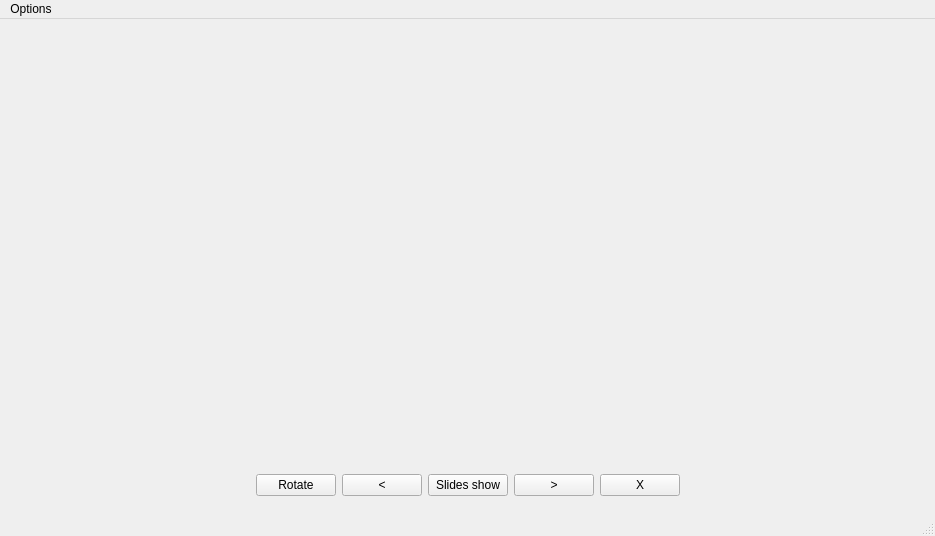
Above: galeria_zdjec/Project/mainwindow.ui from starzykbartlomiej/photo_gallery before the change. Below: the same form after it.
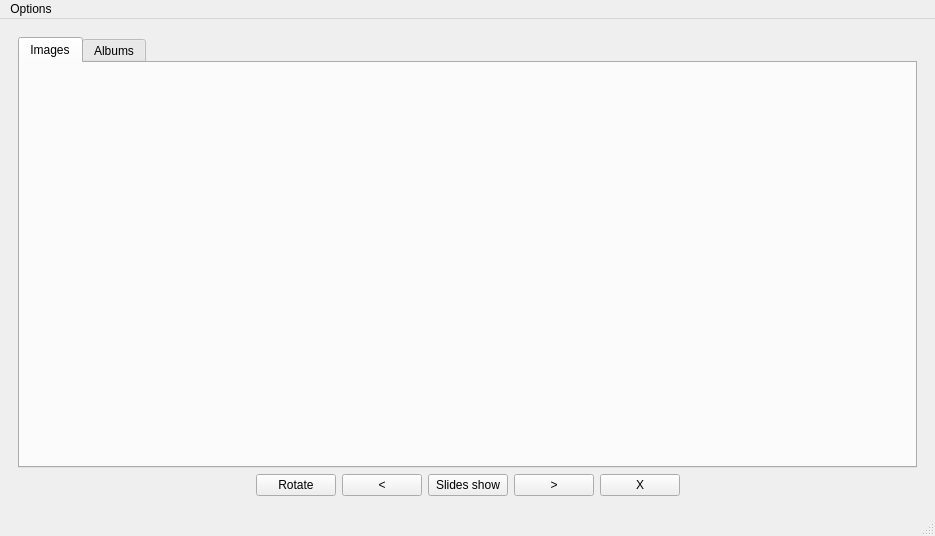
That is the form after the change. The open tabs and pages were chosen to show the change.

Commit message: Add plain albums tab

```diff
--- a/galeria_zdjec/Project/mainwindow.ui
+++ b/galeria_zdjec/Project/mainwindow.ui
@@ -29,6 +29,16 @@
       <widget class="QWidget" name="page_0_front">
        <layout class="QVBoxLayout" name="verticalLayout">
         <item>
+         <widget class="QTabWidget" name="tabWidget">
+          <property name="currentIndex">
+           <number>0</number>
+          </property>
+          <widget class="QWidget" name="tab_images">
+           <attribute name="title">
+            <string>Images</string>
+           </attribute>
+           <layout class="QVBoxLayout" name="verticalLayout_6">
+            <item>
          <widget class="QStackedWidget" name="stackedWidget">
           <property name="currentIndex">
            <number>0</number>
@@ -57,6 +67,15 @@
           </widget>
          </widget>
         </item>
+           </layout>
+          </widget>
+          <widget class="QWidget" name="tab_albums">
+           <attribute name="title">
+            <string>Albums</string>
+           </attribute>
+          </widget>
+         </widget>
+        </item>
         <item>
          <layout class="QHBoxLayout" name="horizontalLayout" stretch="0,0,0,0,0,0,0">
           <item>
```
Left out of the diff: 3 changed lines with no effect on the pictures. Lines whose indentation alone changed are shown as unchanged. The commit also changes 5 other files.
